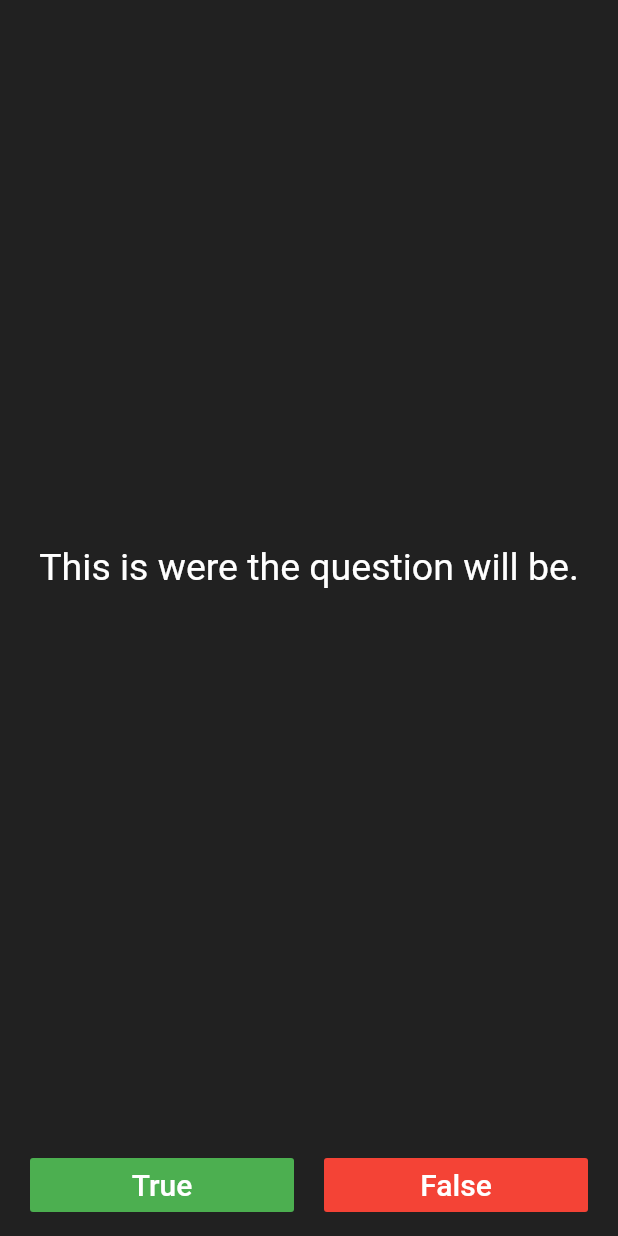
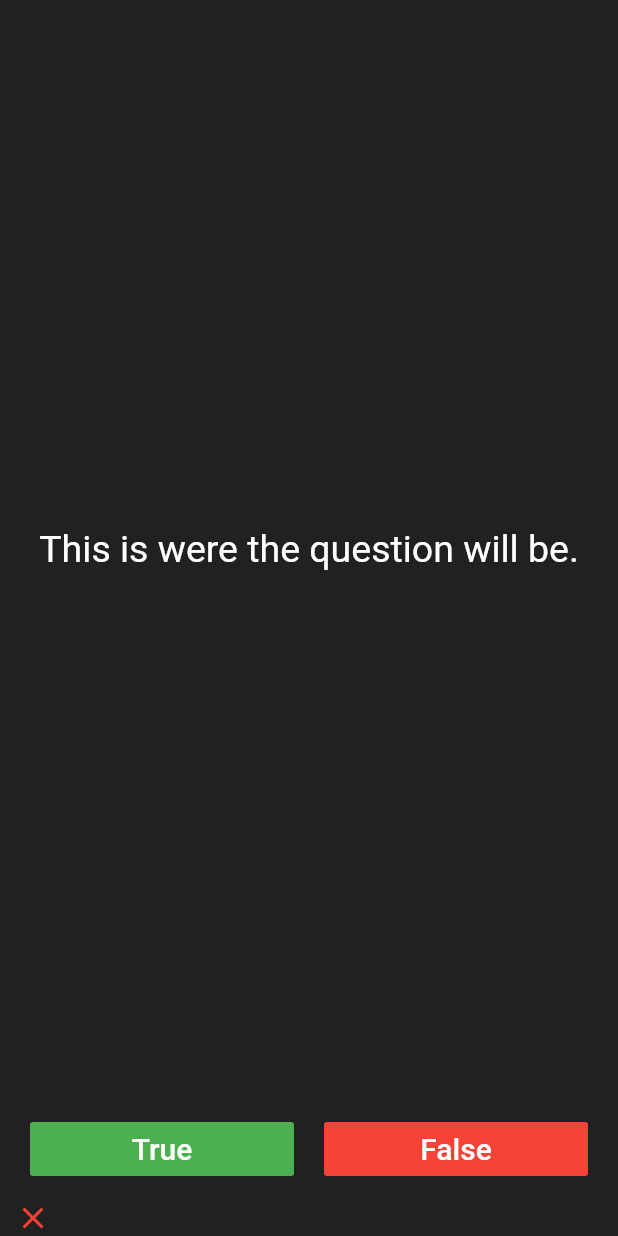
Before and after one commit to liposo/Flutter-Bootcamp, a Flutter app: the screen it shows after launch, after a tap on "False", on a phone screen of 412 x 824 dp. Run offline on Flutter 3.47's test engine with Material 2 defaults, Android fonts, the light colour scheme and no system bars; our stand-ins replace audioplayers, font_awesome_flutter.

Commit message:
add score/update score draft

```diff
--- a/quizzler/lib/main.dart
+++ b/quizzler/lib/main.dart
@@ -25,6 +25,36 @@ class QuizPage extends StatefulWidget {
 }
 
 class _QuizPageState extends State<QuizPage> {
+  List<Icon> score = [];
+  int right;
+
+  Icon checkIcon() {
+    return Icon(
+      Icons.check,
+      color: Colors.green,
+    );
+  }
+
+  Icon closeIcon() {
+    return Icon(
+      Icons.close,
+      color: Colors.red,
+    );
+  }
+
+  void updateScore(bool result) {
+    setState(() {
+      if (score.length <= 16) {
+        if (result) {
+          right++;
+          score.add(checkIcon());
+        } else {
+          score.add(closeIcon());
+        }
+      } else {}
+    });
+  }
+
   @override
   Widget build(BuildContext context) {
     return Column(
@@ -56,7 +86,9 @@ class _QuizPageState extends State<QuizPage> {
                     "True",
                     style: TextStyle(fontSize: 20.0, color: Colors.white),
                   ),
-                  onPressed: () {},
+                  onPressed: () {
+                    updateScore(true);
+                  },
                 ),
               ),
             ),
@@ -70,12 +102,17 @@ class _QuizPageState extends State<QuizPage> {
                     "False",
                     style: TextStyle(fontSize: 20.0, color: Colors.white),
                   ),
-                  onPressed: () {},
+                  onPressed: () {
+                    updateScore(false);
+                  },
                 ),
               ),
             ),
           ],
         ),
+        Row(
+          children: score,
+        ),
       ],
     );
   }
```
